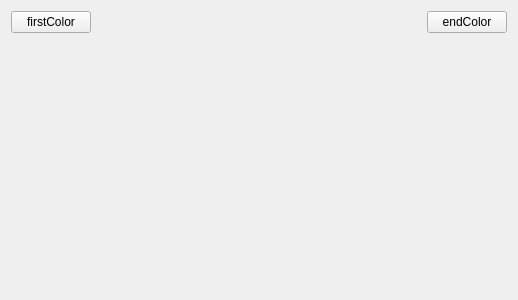
BeQuiet1228/FreeCAD, file src/DataVisualization/3D/Contour3dConfigWidget.ui: the form before one commit.
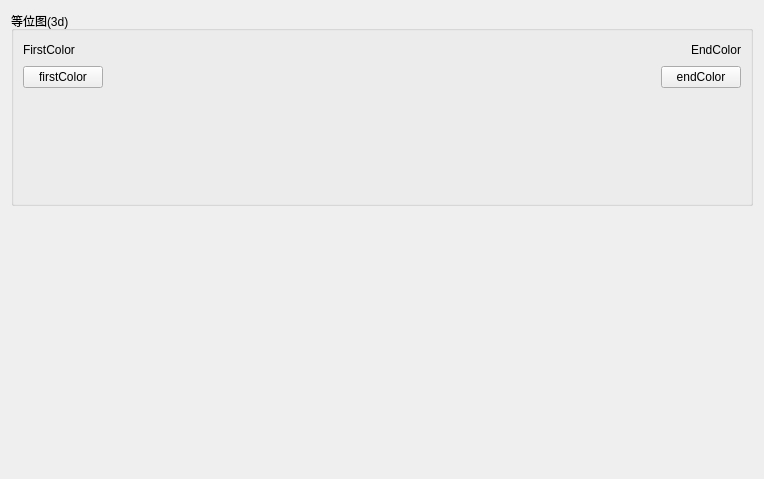
The form after the commit.

Commit message: 重构ConfigWidget窗口相关

What changed in the file:
```diff
--- a/src/DataVisualization/3D/Contour3dConfigWidget.ui
+++ b/src/DataVisualization/3D/Contour3dConfigWidget.ui
@@ -6,15 +6,52 @@
    <rect>
     <x>0</x>
     <y>0</y>
-    <width>518</width>
-    <height>300</height>
+    <width>764</width>
+    <height>479</height>
    </rect>
   </property>
   <property name="windowTitle">
    <string>Form</string>
   </property>
+  <layout class="QGridLayout" name="gridLayout_2">
+   <item row="0" column="0">
+    <widget class="QGroupBox" name="groupBox">
+     <property name="title">
+      <string>等位图(3d)</string>
+     </property>
   <layout class="QGridLayout" name="gridLayout">
    <item row="0" column="0">
+       <layout class="QHBoxLayout" name="horizontalLayout_2">
+        <item>
+         <widget class="QLabel" name="label">
+          <property name="text">
+           <string>FirstColor</string>
+          </property>
+         </widget>
+        </item>
+        <item>
+         <spacer name="horizontalSpacer_2">
+          <property name="orientation">
+           <enum>Qt::Horizontal</enum>
+          </property>
+          <property name="sizeHint" stdset="0">
+           <size>
+            <width>40</width>
+            <height>20</height>
+           </size>
+          </property>
+         </spacer>
+        </item>
+        <item>
+         <widget class="QLabel" name="label_2">
+          <property name="text">
+           <string>EndColor</string>
+          </property>
+         </widget>
+        </item>
+       </layout>
+      </item>
+      <item row="1" column="0">
     <layout class="QHBoxLayout" name="horizontalLayout">
      <item>
       <widget class="QPushButton" name="firstColorBtn">
@@ -45,7 +82,7 @@
      </item>
     </layout>
    </item>
-   <item row="1" column="0">
+      <item row="2" column="0">
     <widget class="QWidget" name="colorBar" native="true">
      <property name="minimumSize">
       <size>
@@ -61,7 +98,10 @@
      </property>
     </widget>
    </item>
-   <item row="2" column="0">
+     </layout>
+    </widget>
+   </item>
+   <item row="1" column="0">
     <spacer name="verticalSpacer">
      <property name="orientation">
       <enum>Qt::Vertical</enum>
```
Lines whose indentation alone changed are shown as unchanged. The commit also changes 20 other files.
